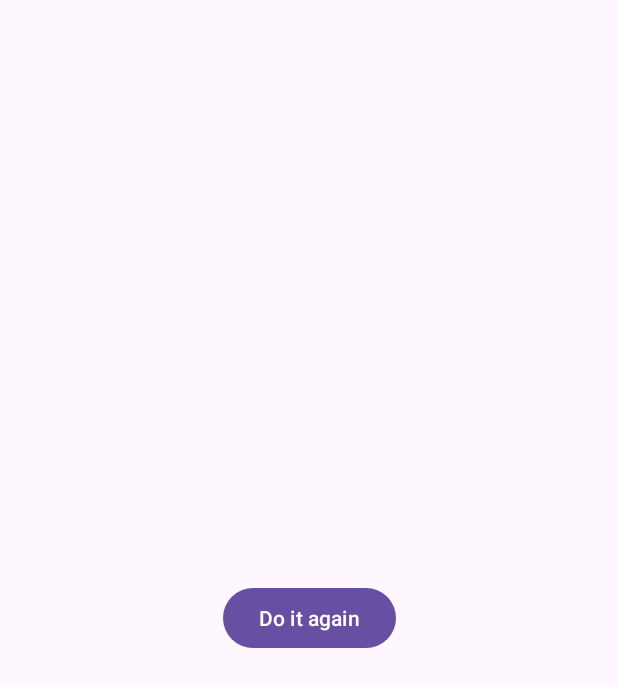
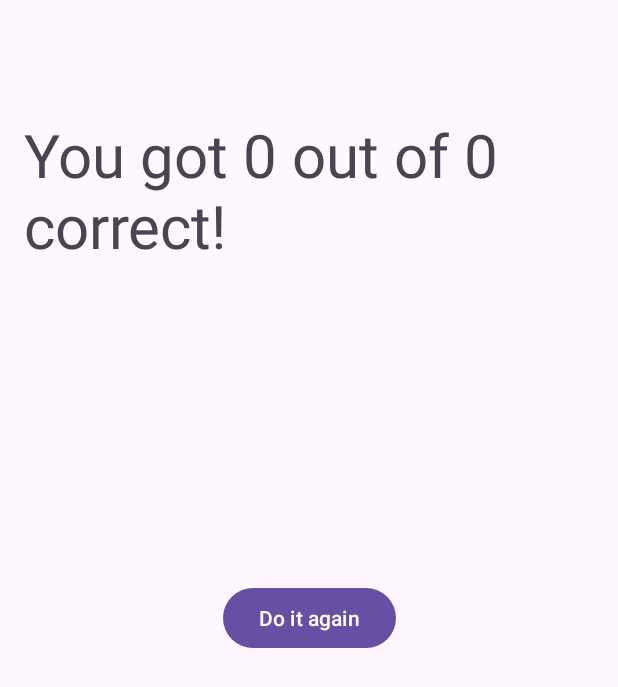
Before and after one commit to PeteSullivan/Project3, an Android app: the Fragment3 screen opened through its navigation route, on a phone screen of 412 x 824 dp. Shown: the top 687 px of the screen. Run offline under Robolectric (Android 15) with nearby library versions, the phone set to English and light mode, and no system bars.

Commit message:
added comments

```diff
--- a/app/src/main/java/com/example/project3/Fragment1.kt
+++ b/app/src/main/java/com/example/project3/Fragment1.kt
@@ -13,8 +13,9 @@ import androidx.navigation.findNavController
 
 class Fragment1 : Fragment() {
 
+
     var difficulty = "easy"
-    var operation = "addition"
+    var operation = "+"
     var questions = 10
 
     override fun onCreateView(
@@ -36,6 +37,9 @@ class Fragment1 : Fragment() {
         val subtraction = view.findViewById<RadioButton>(R.id.subtractButton)
         val division = view.findViewById<RadioButton>(R.id.divideButton)
 
+        /*
+        buttons change display and internal data storage to be passed
+         */
         questionPlus.setOnClickListener {
             var temp = questionCount.text.toString().toInt() + 1
             questionCount.text = temp.toString()
@@ -49,13 +53,15 @@ class Fragment1 : Fragment() {
         easy.setOnClickListener { difficulty = "easy" }
         medium.setOnClickListener { difficulty = "medium" }
         hard.setOnClickListener { difficulty = "hard" }
-        addition.setOnClickListener { operation = "addition" }
-        multiplication.setOnClickListener { operation = "multiplication" }
-        subtraction.setOnClickListener { operation = "subtraction" }
-        division.setOnClickListener { operation = "division" }
+        addition.setOnClickListener { operation = "+" }
+        multiplication.setOnClickListener { operation = "*" }
+        subtraction.setOnClickListener { operation = "-" }
+        division.setOnClickListener { operation = "/" }
 
 
-
+        /*
+        bundle the main screen data and pass it to the next fragment
+         */
         startButton.setOnClickListener {
             val bundle = bundleOf("difficulty" to difficulty, "operation" to operation, "questions" to questions)
             view.findNavController()
--- a/app/src/main/java/com/example/project3/Fragment3.kt
+++ b/app/src/main/java/com/example/project3/Fragment3.kt
@@ -1,23 +1,33 @@
 package com.example.project3
 
+import android.annotation.SuppressLint
 import android.os.Bundle
 import android.view.LayoutInflater
 import android.view.View
 import android.view.ViewGroup
 import android.widget.Button
+import android.widget.TextView
 import androidx.fragment.app.Fragment
 import androidx.navigation.findNavController
 
 class Fragment3 : Fragment() {
 
-
+    @SuppressLint("SetTextI18n")
     override fun onCreateView(
         inflater: LayoutInflater, container: ViewGroup?,
         savedInstanceState: Bundle?
     ): View? {
-        // Inflate the layout for this fragment
         val view = inflater.inflate(R.layout.fragment3, container, false)
         val resetButton = view.findViewById<Button>(R.id.resetButton)
+        val scoreText = view.findViewById<TextView>(R.id.scoreText)
+
+        val correct = arguments?.getInt("correct")?.toInt() ?: 0
+        val questions = arguments?.getInt("questions")?.toInt() ?: 0
+
+        /*
+        displays the user's score, then lets the user return to the menu screen.
+         */
+        scoreText.text = "You got $correct out of $questions correct!"
 
         resetButton.setOnClickListener {
             view.findNavController()
--- a/app/src/main/res/layout/fragment3.xml
+++ b/app/src/main/res/layout/fragment3.xml
@@ -16,4 +16,15 @@
         app:layout_constraintStart_toStartOf="parent"
         app:layout_constraintTop_toTopOf="parent"
         app:layout_constraintVertical_bias="0.5" />
+
+    <TextView
+        android:id="@+id/scoreText"
+        android:layout_width="wrap_content"
+        android:layout_height="wrap_content"
+        android:layout_marginTop="60dp"
+        android:text="Score"
+        android:textSize="40sp"
+        app:layout_constraintEnd_toEndOf="parent"
+        app:layout_constraintStart_toStartOf="parent"
+        app:layout_constraintTop_toTopOf="parent" />
 </androidx.constraintlayout.widget.ConstraintLayout>
--- a/app/src/main/res/values/strings.xml
+++ b/app/src/main/res/values/strings.xml
@@ -7,4 +7,5 @@
     <string name="division">Division</string>
     <string name="select_operation">Select operation:</string>
     <string name="select_difficulty">Select difficulty:</string>
+    <string name="_0_questions_correct">0 questions correct</string>
 </resources>
```
Also changed, not shown: app/src/main/java/com/example/project3/Fragment2.kt (+74 -16 lines), app/src/main/res/layout/fragment2.xml (+18 -9 lines).
